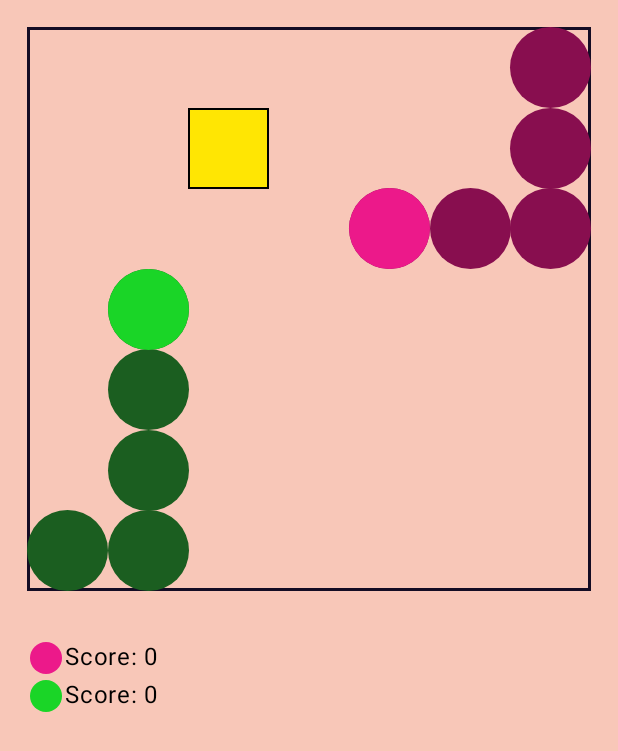
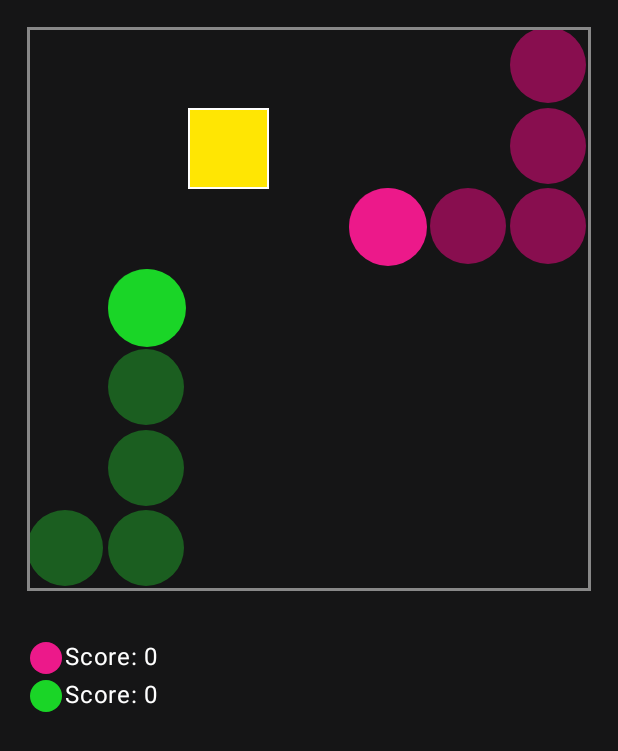
Before and after one commit to vhenri/robo-snek, an Android app built with Jetpack Compose: the screen it shows after launch (MainActivity), on a phone screen of 412 x 824 dp. Shown: the top 751 px of the screen. Run offline under Robolectric (Android 15) with nearby library versions, the phone set to English and light mode, and no system bars.

Commit message:
- minor visual updates cuz im porcrastinating the hard part lol

```diff
--- a/app/src/main/java/com/vhenri/robosnek/MainActivity.kt
+++ b/app/src/main/java/com/vhenri/robosnek/MainActivity.kt
@@ -24,13 +24,12 @@ import androidx.compose.ui.Modifier
 import androidx.compose.ui.graphics.Color
 import androidx.compose.ui.text.style.TextAlign
 import androidx.compose.ui.unit.dp
+import androidx.compose.ui.zIndex
 import androidx.lifecycle.lifecycleScope
 import com.vhenri.robosnek.game.GameEngine
 import com.vhenri.robosnek.models.GameState
 import com.vhenri.robosnek.models.Snek
 import com.vhenri.robosnek.ui.theme.BaseActivity
-
-import com.vhenri.robosnek.ui.theme.DarkPurple
 import com.vhenri.robosnek.ui.theme.SnekFoodColor
 import kotlinx.coroutines.CoroutineScope
 
@@ -75,7 +74,8 @@ class MainActivity : BaseActivity() {
             Box(
                 Modifier
                     .size(maxWidth)
-                    .border(2.dp, DarkPurple)
+                    .border(2.dp, Color.Gray)
+                    .zIndex(1f)
             )
             Box(
                 Modifier
@@ -84,7 +84,7 @@ class MainActivity : BaseActivity() {
                         y = tileSize * state.snekFood.second
                     )
                     .size(tileSize)
-                    .border(1.dp, Color.Black)
+                    .border(1.dp, Color.White)
                     .background(
                         SnekFoodColor, RoundedCornerShape(4.dp)
                     )
@@ -95,7 +95,7 @@ class MainActivity : BaseActivity() {
                     Box(
                         modifier = Modifier
                             .offset(x = tileSize * it.first, y = tileSize * it.second)
-                            .size(tileSize)
+                            .size(tileSize - 3.dp)
                             .background(
                                 snek.snekBodyColor, CircleShape
                             )
@@ -104,7 +104,7 @@ class MainActivity : BaseActivity() {
                 Box(
                     modifier = Modifier
                         .offset(x = tileSize * snekHead.first, y = tileSize * snekHead.second)
-                        .size(tileSize)
+                        .size(tileSize - 2.dp)
                         .background(
                             snek.snekHeadColor, CircleShape
                         )
@@ -133,7 +133,7 @@ class MainActivity : BaseActivity() {
         Text(
             modifier = modifier,
             text = text,
-            color = Color.Black,
+            color = Color.White,
             style = MaterialTheme.typography.bodyLarge,
             textAlign = textAlign
         )
--- a/app/src/main/java/com/vhenri/robosnek/ui/theme/Color.kt
+++ b/app/src/main/java/com/vhenri/robosnek/ui/theme/Color.kt
@@ -2,7 +2,7 @@ package com.vhenri.robosnek.ui.theme
 
 import androidx.compose.ui.graphics.Color
 
-val BackgroundColor = Color(0xFFF8C7B8)
+val BackgroundColor = Color(0xFF151516)
 val DarkPurple = Color(0xFF140C24)
 val SnekFoodColor = Color(0xFFFFE603)
 
```
